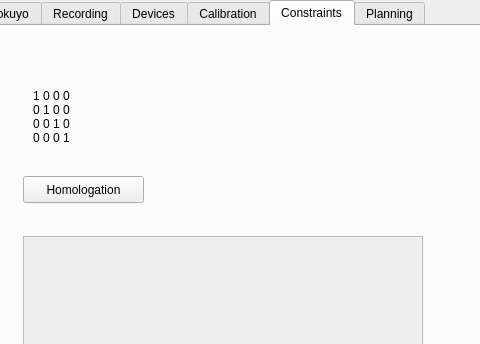
Above: Trobot_Qt/trobotqt.ui from LRMPUT/TAPAS before the change; both pictures show x 349 to 829 and y 0 to 344 of the 829 by 705 pixel window. Below: the same form after it.
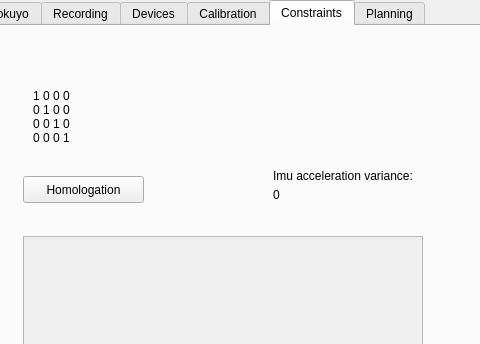
That is the form after the change. The open tabs and pages were chosen to show the change.

Commit message: Dodano wyświetlanie imuAccVariance. Zmieniono układ obliczania histogramu do układu globalnego robota.

The edit to the form file:
```diff
--- a/Trobot_Qt/trobotqt.ui
+++ b/Trobot_Qt/trobotqt.ui
@@ -1996,6 +1996,32 @@
        <string>Homologation</string>
       </property>
      </widget>
+     <widget class="QLabel" name="label_39">
+      <property name="geometry">
+       <rect>
+        <x>620</x>
+        <y>140</y>
+        <width>191</width>
+        <height>20</height>
+       </rect>
+      </property>
+      <property name="text">
+       <string>Imu acceleration variance:</string>
+      </property>
+     </widget>
+     <widget class="QLabel" name="constraintImuAccVarianceLabel">
+      <property name="geometry">
+       <rect>
+        <x>620</x>
+        <y>160</y>
+        <width>66</width>
+        <height>17</height>
+       </rect>
+      </property>
+      <property name="text">
+       <string>0</string>
+      </property>
+     </widget>
     </widget>
     <widget class="QWidget" name="planningTab">
      <property name="accessibleName">
```
Left out of the diff: 2 changed lines with no effect on the pictures. The commit also changes 16 other files.
